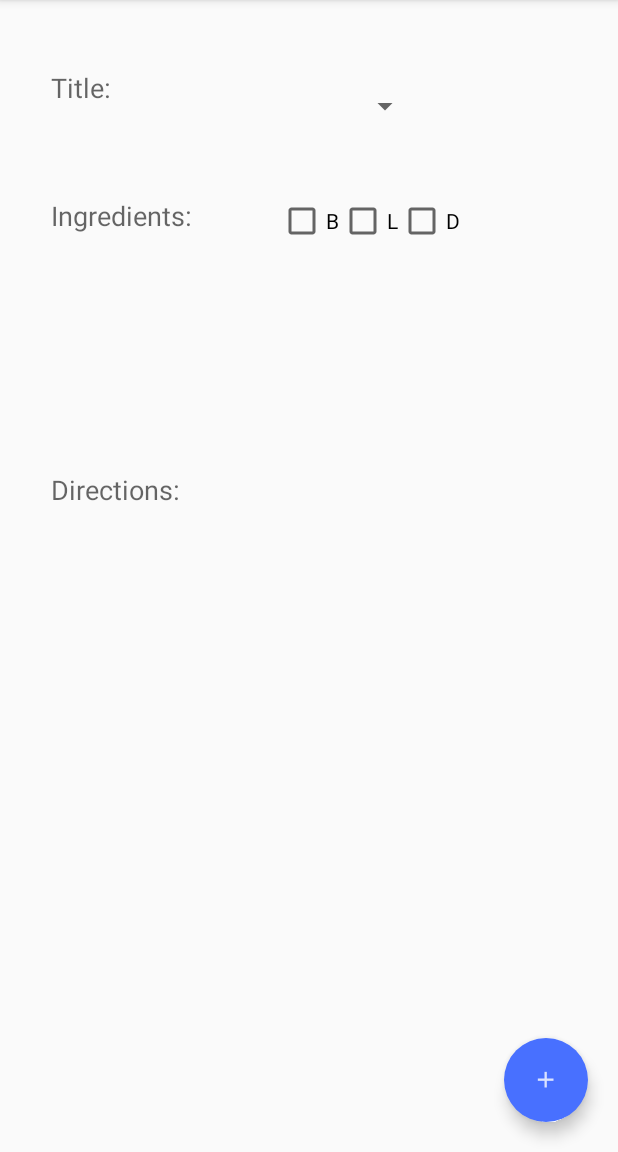
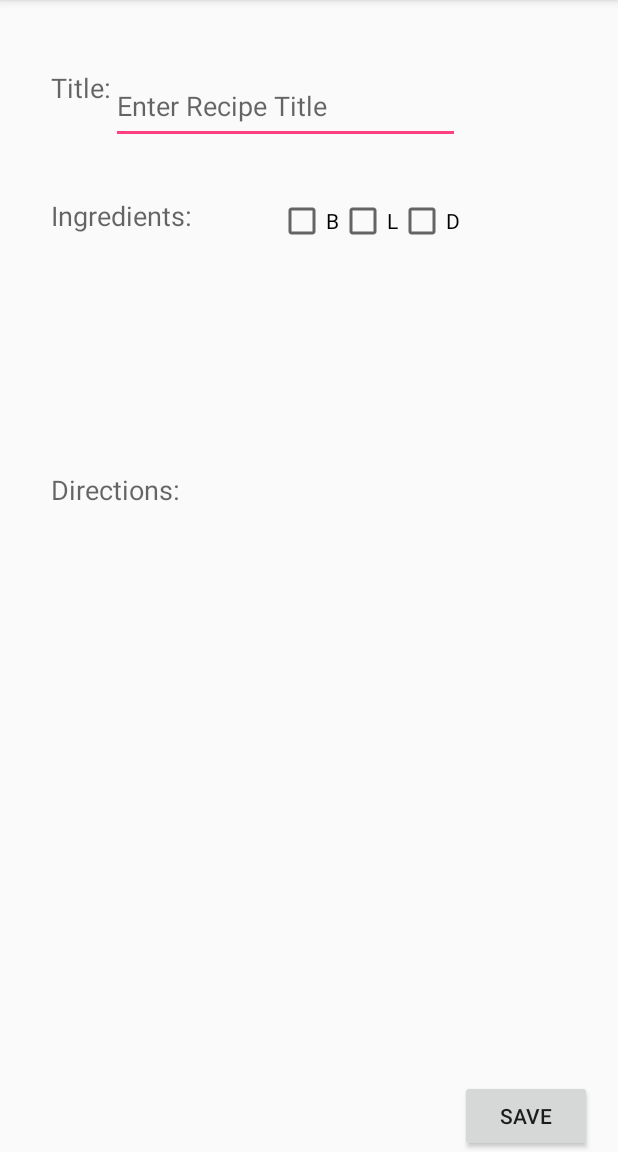
Before and after one commit to TSNichols/FoodLab, an Android app: the Recipes_Screen screen opened directly, with no data from a screen before it, after a tap on an icon or button, on a phone screen of 412 x 824 dp, the part 84-1236 px from its top. Run offline under Robolectric (Android 15) with nearby library versions, the phone set to English and light mode, and no system bars.

Commit message:
Added New Recipe screen and tied the add new button to move to the new screen.

```diff
--- a/app/src/main/AndroidManifest.xml
+++ b/app/src/main/AndroidManifest.xml
@@ -18,6 +18,7 @@
         <activity android:name=".Calender_Screen" />
         <activity android:name=".Recipes_Screen" />
         <activity android:name=".Ingredients_Screen"/>
+        <activity android:name=".New_Recipe_Screen"/>
     </application>
 
 </manifest>
--- /dev/null
+++ b/app/src/main/java/tsnichols/foodlab/New_Recipe_Screen.java
@@ -0,0 +1,15 @@
+package tsnichols.foodlab;
+
+import android.os.Bundle;
+import android.support.v7.app.AppCompatActivity;
+
+public class New_Recipe_Screen extends AppCompatActivity{
+
+    @Override
+    protected void onCreate(Bundle savedInstanceState) {
+        super.onCreate(savedInstanceState);
+        setContentView(R.layout.new_recipe_screen);
+
+
+    }
+}
--- a/app/src/main/java/tsnichols/foodlab/Recipes_Screen.java
+++ b/app/src/main/java/tsnichols/foodlab/Recipes_Screen.java
@@ -1,5 +1,6 @@
 package tsnichols.foodlab;
 
+import android.content.Intent;
 import android.support.design.widget.FloatingActionButton;
 import android.support.v7.app.AppCompatActivity;
 import android.os.Bundle;
@@ -17,7 +18,8 @@ public class Recipes_Screen extends AppCompatActivity {
         fabAddNewRecipe.setOnClickListener(new View.OnClickListener() {
             @Override
             public void onClick(View view) {
-                //TODO
+                Intent intent = new Intent(getApplicationContext(), New_Recipe_Screen.class);
+                startActivity(intent);
             }
         });
     }
--- /dev/null
+++ b/app/src/main/res/layout/new_recipe_screen.xml
@@ -0,0 +1,111 @@
+<?xml version="1.0" encoding="utf-8"?>
+<RelativeLayout xmlns:android="http://schemas.android.com/apk/res/android"
+    android:layout_width="match_parent"
+    android:layout_height="match_parent"
+    xmlns:app="http://schemas.android.com/apk/res-auto">
+
+    <TextView
+        android:layout_width="wrap_content"
+        android:layout_height="wrap_content"
+        android:textAppearance="?android:attr/textAppearanceMedium"
+        android:text="@string/title_txt"
+        android:id="@+id/txt_title"
+        android:layout_alignParentTop="true"
+        android:layout_alignParentLeft="true"
+        android:layout_alignParentStart="true"
+        android:layout_marginLeft="34dp"
+        android:layout_marginStart="34dp"
+        android:layout_marginTop="46dp" />
+
+
+    <EditText
+        android:layout_width="150dp"
+        android:layout_height="50dp"
+        android:id="@+id/editText_recipes_title"
+        android:hint="Enter Recipe Title"
+        android:layout_alignTop="@+id/txt_title"
+        android:layout_toRightOf="@+id/txt_title"
+        android:layout_alignRight="@+id/checkBox_dinner"
+        android:layout_alignEnd="@+id/checkBox_dinner" />
+
+    <TextView
+        android:layout_width="wrap_content"
+        android:layout_height="wrap_content"
+        android:textAppearance="?android:attr/textAppearanceMedium"
+        android:text="@string/ingredients_txt"
+        android:id="@+id/txt_ingredients"
+        android:layout_below="@+id/editText_recipes_title"
+        android:layout_alignLeft="@+id/txt_title"
+        android:layout_alignStart="@+id/txt_title"
+        android:layout_marginTop="35dp" />
+
+    <CheckBox
+        android:layout_width="wrap_content"
+        android:layout_height="wrap_content"
+        android:text="@string/breakfast_check_box"
+        android:id="@+id/checkBox_breakfast"
+        android:checked="false"
+        android:layout_alignTop="@+id/txt_ingredients"
+        android:layout_centerHorizontal="true" />
+
+    <CheckBox
+        android:layout_width="wrap_content"
+        android:layout_height="wrap_content"
+        android:text="@string/lunch_check_box"
+        android:id="@+id/checkBox_lunch"
+        android:checked="false"
+        android:layout_alignTop="@+id/checkBox_breakfast"
+        android:layout_toRightOf="@+id/checkBox_breakfast"
+        android:layout_toEndOf="@+id/checkBox_breakfast" />
+
+    <CheckBox
+        android:layout_width="wrap_content"
+        android:layout_height="wrap_content"
+        android:text="@string/dinner_check_box"
+        android:id="@+id/checkBox_dinner"
+        android:checked="false"
+        android:layout_alignTop="@+id/checkBox_lunch"
+        android:layout_toRightOf="@+id/checkBox_lunch"
+        android:layout_toEndOf="@+id/checkBox_lunch" />
+
+    <ScrollView
+        android:layout_width="wrap_content"
+        android:layout_height="125dp"
+        android:id="@+id/scrollView_ingredients"
+        android:layout_below="@+id/checkBox_breakfast"
+        android:layout_alignLeft="@+id/txt_ingredients"
+        android:layout_alignStart="@+id/txt_ingredients"
+        android:layout_alignRight="@+id/checkBox_dinner"
+        android:layout_alignEnd="@+id/checkBox_dinner" />
+
+    <TextView
+        android:layout_width="wrap_content"
+        android:layout_height="wrap_content"
+        android:textAppearance="?android:attr/textAppearanceMedium"
+        android:text="@string/directions_txt"
+        android:id="@+id/txt_directions"
+        android:layout_marginTop="25dp"
+        android:layout_below="@+id/scrollView_ingredients"
+        android:layout_alignLeft="@+id/scrollView_ingredients"
+        android:layout_alignStart="@+id/scrollView_ingredients" />
+
+    <ScrollView
+        android:layout_width="wrap_content"
+        android:layout_height="125dp"
+        android:id="@+id/scrollView_directions"
+        android:layout_below="@+id/txt_directions"
+        android:layout_alignLeft="@+id/txt_directions"
+        android:layout_alignStart="@+id/txt_directions"
+        android:layout_marginTop="10dp"
+        android:layout_alignRight="@+id/scrollView_ingredients"
+        android:layout_alignEnd="@+id/scrollView_ingredients" />
+
+    <Button
+        android:layout_width="wrap_content"
+        android:layout_height="wrap_content"
+        android:text="Save"
+        android:id="@+id/button"
+        android:layout_alignParentBottom="true"
+        android:layout_toRightOf="@+id/scrollView_directions"
+        android:layout_toEndOf="@+id/scrollView_directions" />
+</RelativeLayout>
```
